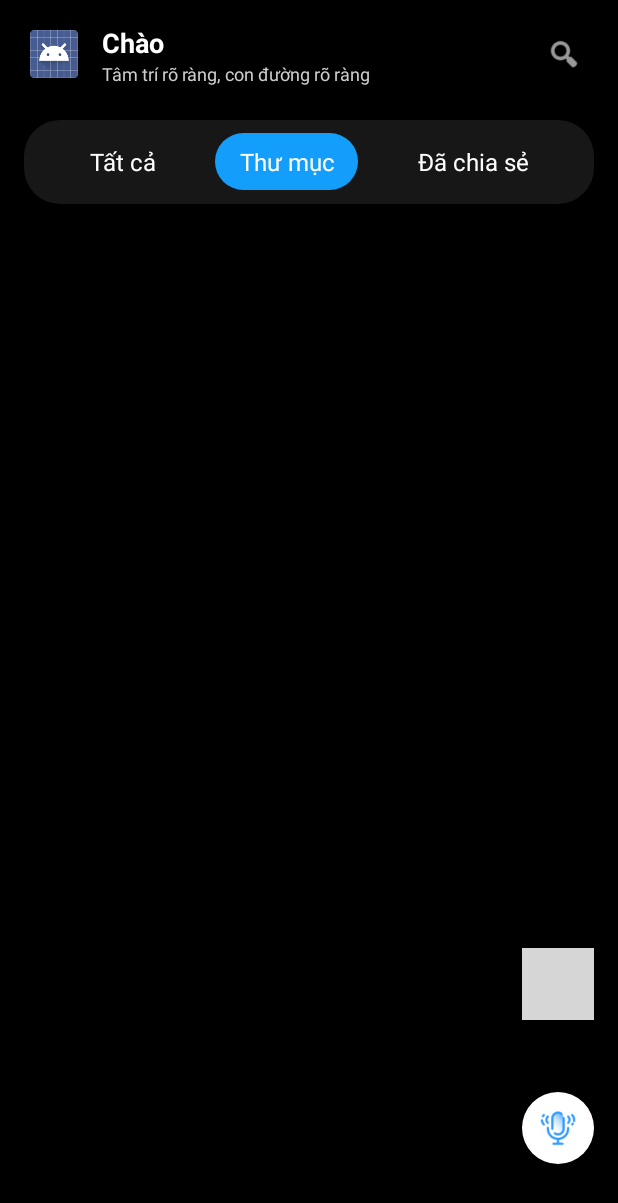
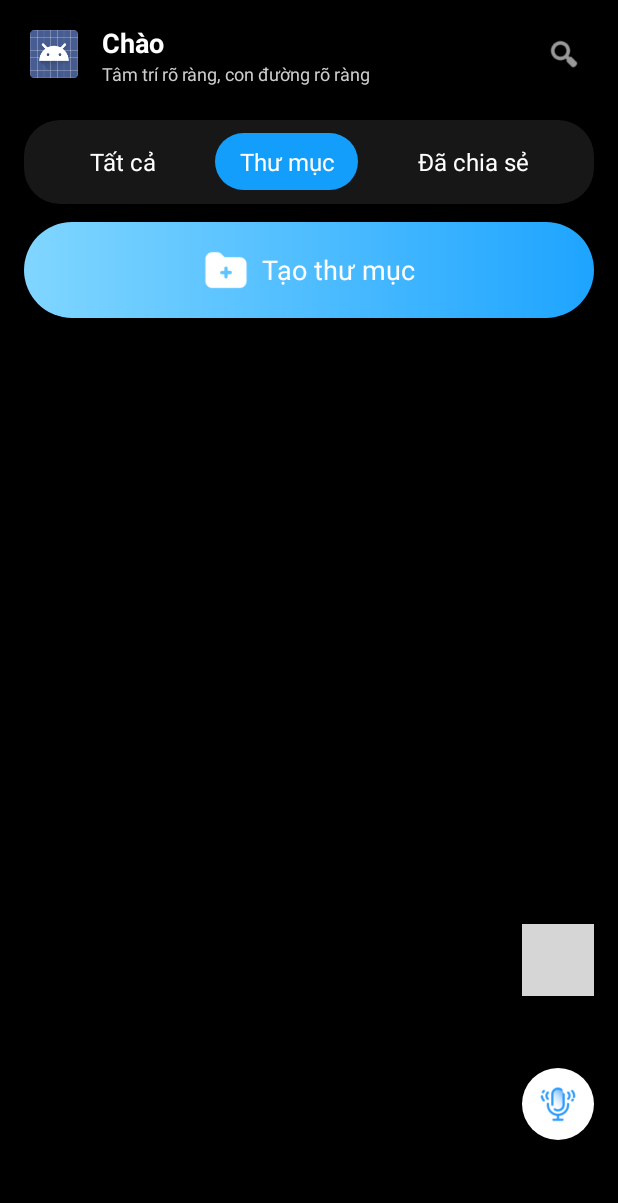
Before and after one commit to Project-D21CNPM04/android-p-study, an Android app: the screen it shows after launch once a user with an empty profile is signed in (HomeActivity), tab 2 chosen, on a phone screen of 412 x 824 dp. Shown: the top 1203 px of the screen. Run offline under Robolectric (Android 15) with nearby library versions, the phone set to English and light mode, and no system bars; our stand-ins replace Firebase (no records; nobody signed in at launch, a user with empty details on screens opened directly); grey boxes are pictures that could not be loaded.

Commit message:
enhance home UI: add empty state layout and update fragments

```diff
--- a/android/app/src/main/java/com/example/pstudy/view/home/HomeActivity.kt
+++ b/android/app/src/main/java/com/example/pstudy/view/home/HomeActivity.kt
@@ -15,6 +15,8 @@ import com.example.pstudy.databinding.ActivityHomeBinding
 import com.example.pstudy.databinding.ItemHomeTabLayoutBinding
 import com.example.pstudy.view.home.adapter.PagerAdapter
 import com.example.pstudy.view.home.fragment.AllFragment
+import com.example.pstudy.view.home.fragment.FolderFragment
+import com.example.pstudy.view.home.fragment.SharedFragment
 import com.example.pstudy.view.home.viewmodel.HomeViewModel
 import com.google.android.material.tabs.TabLayout
 import com.google.android.material.tabs.TabLayout.OnTabSelectedListener
@@ -46,8 +48,8 @@ class HomeActivity : BindingActivity<ActivityHomeBinding>() {
     private fun setupPager() {
         pagerAdapter.apply {
             addFragment(AllFragment())
-            addFragment(AllFragment())
-            addFragment(AllFragment())
+            addFragment(FolderFragment())
+            addFragment(SharedFragment())
             binding.viewPager.adapter = this
         }
         TabLayoutMediator(binding.tabLayout, binding.viewPager) { tab, position ->
--- /dev/null
+++ b/android/app/src/main/java/com/example/pstudy/view/home/fragment/FolderFragment.kt
@@ -0,0 +1,17 @@
+package com.example.pstudy.view.home.fragment
+
+import android.os.Bundle
+import android.view.LayoutInflater
+import android.view.View
+import com.example.base.ui.base.BindingFragment
+import com.example.pstudy.databinding.FragmentFolderBinding
+
+class FolderFragment : BindingFragment<FragmentFolderBinding>() {
+    override fun inflateBinding(inflater: LayoutInflater) =
+        FragmentFolderBinding.inflate(inflater)
+
+    override fun updateUI(view: View, savedInstanceState: Bundle?) {
+
+    }
+
+}
--- /dev/null
+++ b/android/app/src/main/java/com/example/pstudy/view/home/fragment/SharedFragment.kt
@@ -0,0 +1,16 @@
+package com.example.pstudy.view.home.fragment
+
+import android.os.Bundle
+import android.view.LayoutInflater
+import android.view.View
+import com.example.base.ui.base.BindingFragment
+import com.example.pstudy.databinding.FragmentSharedBinding
+
+
+class SharedFragment : BindingFragment<FragmentSharedBinding>() {
+    override fun inflateBinding(inflater: LayoutInflater) =
+        FragmentSharedBinding.inflate(inflater)
+
+    override fun updateUI(view: View, savedInstanceState: Bundle?) {}
+
+}
--- /dev/null
+++ b/android/app/src/main/res/drawable/bg_gradient_button.xml
@@ -0,0 +1,10 @@
+<?xml version="1.0" encoding="utf-8"?>
+<shape xmlns:android="http://schemas.android.com/apk/res/android"
+    android:shape="rectangle">
+    <gradient
+        android:angle="0"
+        android:endColor="@color/gradient_end_blue"
+        android:startColor="@color/gradient_start_blue"
+        android:type="linear" />
+    <corners android:radius="100dp" />
+</shape>
--- a/android/app/src/main/res/layout/activity_home.xml
+++ b/android/app/src/main/res/layout/activity_home.xml
@@ -6,14 +6,13 @@
     android:layout_width="match_parent"
     android:layout_height="match_parent"
     android:background="@color/black"
+    android:padding="16dp"
     tools:context=".view.home.HomeActivity">
 
     <ImageView
         android:id="@+id/ivAvatar"
         android:layout_width="40dp"
         android:layout_height="40dp"
-        android:layout_marginStart="16dp"
-        android:layout_marginTop="16dp"
         android:contentDescription="@string/avatar_content_description"
         android:padding="4dp"
         android:src="@android:drawable/sym_def_app_icon"
@@ -49,7 +48,6 @@
         android:id="@+id/ivSearch"
         android:layout_width="40dp"
         android:layout_height="40dp"
-        android:layout_marginEnd="16dp"
         android:contentDescription="@string/search_content_description"
         android:padding="8dp"
         android:src="@android:drawable/ic_menu_search"
@@ -63,7 +61,6 @@
         android:id="@+id/tabLayout"
         android:layout_width="0dp"
         android:layout_height="wrap_content"
-        android:layout_marginHorizontal="16dp"
         android:layout_marginTop="24dp"
         android:background="@drawable/bg_rounded_24"
         android:backgroundTint="@color/bg_tab_layout"
@@ -83,7 +80,7 @@
         android:id="@+id/viewPager"
         android:layout_width="0dp"
         android:layout_height="0dp"
-        android:layout_marginTop="8dp"
+        android:layout_marginTop="12dp"
         app:layout_constraintBottom_toBottomOf="parent"
         app:layout_constraintEnd_toEndOf="parent"
         app:layout_constraintStart_toStartOf="parent"
@@ -93,7 +90,6 @@
         android:id="@+id/icAdd"
         android:layout_width="48dp"
         android:layout_height="48dp"
-        android:layout_marginEnd="16dp"
         android:layout_marginBottom="48dp"
         android:background="@drawable/bg_circle"
         android:backgroundTint="@color/primary_blue"
@@ -106,7 +102,6 @@
         android:id="@+id/icLink"
         android:layout_width="48dp"
         android:layout_height="48dp"
-        android:layout_marginEnd="16dp"
         android:layout_marginBottom="20dp"
         android:background="@drawable/bg_circle"
         android:padding="12dp"
@@ -149,7 +144,6 @@
         android:id="@+id/icMic"
         android:layout_width="48dp"
         android:layout_height="48dp"
-        android:layout_marginEnd="16dp"
         android:layout_marginBottom="48dp"
         android:background="@drawable/bg_circle"
         android:padding="12dp"
--- a/android/app/src/main/res/layout/activity_result.xml
+++ b/android/app/src/main/res/layout/activity_result.xml
@@ -4,14 +4,14 @@
     xmlns:tools="http://schemas.android.com/tools"
     android:layout_width="match_parent"
     android:layout_height="match_parent"
-    android:background="@color/colorBackground"
+    android:background="@color/color_background"
     tools:context=".view.result.ResultActivity">
 
     <com.google.android.material.appbar.AppBarLayout
         android:id="@+id/appBarLayout"
         android:layout_width="match_parent"
         android:layout_height="wrap_content"
-        android:background="@color/colorSurface"
+        android:background="@color/color_surface"
         app:elevation="4dp">
 
         <com.google.android.material.appbar.MaterialToolbar
@@ -32,7 +32,7 @@
             android:id="@+id/tabLayout"
             android:layout_width="0dp"
             android:layout_height="wrap_content"
-            android:background="@color/colorSurface"
+            android:background="@color/color_surface"
             app:tabIndicatorColor="@color/tab_indicator_color"
             app:tabSelectedTextColor="@color/tab_selected_text_color"
             app:tabTextColor="@color/tab_unselected_text_color"
--- /dev/null
+++ b/android/app/src/main/res/layout/fragment_folder.xml
@@ -0,0 +1,35 @@
+<?xml version="1.0" encoding="utf-8"?>
+<LinearLayout xmlns:android="http://schemas.android.com/apk/res/android"
+    xmlns:app="http://schemas.android.com/apk/res-auto"
+    xmlns:tools="http://schemas.android.com/tools"
+    android:layout_width="match_parent"
+    android:layout_height="match_parent"
+    android:orientation="vertical"
+    tools:context=".view.home.fragment.FolderFragment">
+
+    <LinearLayout
+        android:id="@+id/llAddFolder"
+        android:layout_width="match_parent"
+        android:layout_height="wrap_content"
+        android:background="@drawable/bg_gradient_button"
+        android:gravity="center"
+        android:orientation="horizontal"
+        android:paddingVertical="16dp">
+
+        <androidx.appcompat.widget.AppCompatImageView
+            android:layout_width="32dp"
+            android:layout_height="32dp"
+            app:srcCompat="@drawable/ic_add_folder" />
+
+        <androidx.appcompat.widget.AppCompatTextView
+            android:layout_width="wrap_content"
+            android:layout_height="wrap_content"
+            android:layout_gravity="center"
+            android:layout_marginStart="8dp"
+            android:text="@string/label_add_folder"
+            android:textColor="@color/white"
+            android:textSize="18sp" />
+
+    </LinearLayout>
+
+</LinearLayout>
--- a/android/app/src/main/res/values/strings.xml
+++ b/android/app/src/main/res/values/strings.xml
@@ -27,7 +27,7 @@
     <string name="home_tab_folders">Thư mục</string>
     <string name="home_tab_shared">Đã chia sẻ</string>
     <string name="home_empty_title">NoteX trống</string>
-    <string name="home_empty_subtitle">Nhấn nút Ghi âm Nhấn nút bên dưới hoặc chọn loại nội dung cụ thể để bắt đầu</string>
+    <string name="home_empty_subtitle">Nhấn nút ghi âm hoặc chọn thêm loại nội dung cụ thể để bắt đầu</string>
     <string name="home_bottom_nav_link">Liên kết</string>
     <string name="home_bottom_nav_audio">Âm thanh</string>
     <string name="home_bottom_nav_docs">Tài liệu</string>
@@ -37,4 +37,5 @@
     <string name="pro_banner_content_description">Pro Access Banner</string>
     <string name="empty_state_image_content_description">Empty State Illustration</string>
     <string name="record_button_content_description">Record Button</string>
+    <string name="label_add_folder">Tạo thư mục</string>
 </resources>
```
Also changed, not shown: android/app/src/main/res/layout/fragment_all.xml (+28 -2 lines), android/app/src/main/res/layout/fragment_shared.xml (added, +7 -0 lines), android/app/src/main/res/values/colors.xml (+18 -19 lines), android/app/src/main/res/drawable/ic_add_folder.png (added), android/app/src/main/res/drawable/img_empty.png (added).
